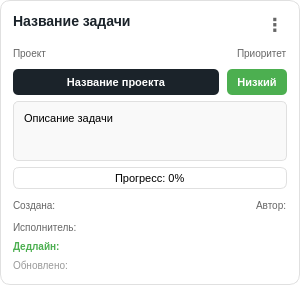
The window that ui/my_tasks/task_card.ui (lerakaplich/TaskPlanner2) describes before a commit, drawn with Qt 5.
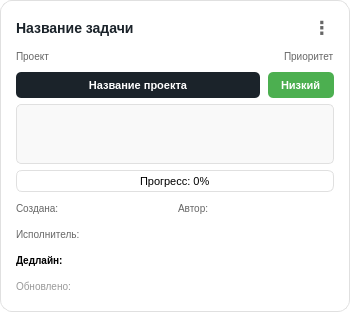
The same window after the commit.

Patch:
```diff
--- a/ui/my_tasks/task_card.ui
+++ b/ui/my_tasks/task_card.ui
@@ -6,8 +6,8 @@
    <rect>
     <x>0</x>
     <y>0</y>
-    <width>300</width>
-    <height>200</height>
+    <width>350</width>
+    <height>312</height>
    </rect>
   </property>
   <property name="sizePolicy">
@@ -18,32 +18,29 @@
   </property>
   <property name="minimumSize">
    <size>
-    <width>280</width>
+    <width>350</width>
     <height>0</height>
    </size>
   </property>
   <property name="maximumSize">
    <size>
-    <width>320</width>
+    <width>350</width>
     <height>16777215</height>
    </size>
   </property>
   <property name="styleSheet">
    <string notr="true">QFrame#TaskCard {
     background-color: white;
-    border-radius: 10px;
+    border-radius: 12px;
     border: 1px solid #E0E0E0;
-    padding: 12px;
+    padding: 15px;
 }
 QFrame#TaskCard:hover {
     border: 2px solid #D22730;
 }</string>
   </property>
   <property name="frameShape">
-   <enum>QFrame::Shape::StyledPanel</enum>
-  </property>
-  <property name="frameShadow">
-   <enum>QFrame::Shadow::Raised</enum>
+   <enum>QFrame::NoFrame</enum>
   </property>
   <layout class="QVBoxLayout" name="verticalLayout">
    <property name="spacing">
@@ -76,14 +73,12 @@
     font-size: 14px;
     font-weight: bold;
     color: #1B232A;
+ border: none;
 }</string>
        </property>
        <property name="text">
         <string>Название задачи</string>
        </property>
-       <property name="alignment">
-        <set>Qt::AlignmentFlag::AlignLeading|Qt::AlignmentFlag::AlignLeft|Qt::AlignmentFlag::AlignTop</set>
-       </property>
        <property name="wordWrap">
         <bool>true</bool>
        </property>
@@ -110,6 +105,7 @@
     color: #666;
     font-size: 18px;
     font-weight: bold;
+ border: none;
 }
 QPushButton:hover {
     color: #D22730;
@@ -126,10 +122,23 @@
     <layout class="QHBoxLayout" name="labelsLayout">
      <item>
       <widget class="QLabel" name="projectLabel">
+       <property name="minimumSize">
+        <size>
+         <width>0</width>
+         <height>20</height>
+        </size>
+       </property>
+       <property name="maximumSize">
+        <size>
+         <width>16777215</width>
+         <height>20</height>
+        </size>
+       </property>
        <property name="styleSheet">
         <string notr="true">QLabel {
     font-size: 10px;
     color: #666;
+ border: none;
 }</string>
        </property>
        <property name="text">
@@ -152,10 +161,23 @@
      </item>
      <item>
       <widget class="QLabel" name="priorityLabel">
+       <property name="minimumSize">
+        <size>
+         <width>0</width>
+         <height>20</height>
+        </size>
+       </property>
+       <property name="maximumSize">
+        <size>
+         <width>16777215</width>
+         <height>20</height>
+        </size>
+       </property>
        <property name="styleSheet">
         <string notr="true">QLabel {
     font-size: 10px;
     color: #666;
+ border: none;
 }</string>
        </property>
        <property name="text">
@@ -248,9 +270,6 @@
        <property name="text">
         <string>Низкий</string>
        </property>
-       <property name="alignment">
-        <set>Qt::AlignmentFlag::AlignCenter</set>
-       </property>
       </widget>
      </item>
     </layout>
@@ -284,16 +303,6 @@
      <property name="readOnly">
       <bool>true</bool>
      </property>
-     <property name="html">
-      <string>&lt;!DOCTYPE HTML PUBLIC &quot;-//W3C//DTD HTML 4.0//EN&quot; &quot;http://www.w3.org/TR/REC-html40/strict.dtd&quot;&gt;
-&lt;html&gt;&lt;head&gt;&lt;meta name=&quot;qrichtext&quot; content=&quot;1&quot; /&gt;&lt;meta charset=&quot;utf-8&quot; /&gt;&lt;style type=&quot;text/css&quot;&gt;
-p, li { white-space: pre-wrap; }
-hr { height: 1px; border-width: 0; }
-li.unchecked::marker { content: &quot;\2610&quot;; }
-li.checked::marker { content: &quot;\2612&quot;; }
-&lt;/style&gt;&lt;/head&gt;&lt;body style=&quot; font-family:'Segoe UI'; font-size:11px; font-weight:400; font-style:normal;&quot;&gt;
-&lt;p style=&quot; margin-top:0px; margin-bottom:0px; margin-left:0px; margin-right:0px; -qt-block-indent:0; text-indent:0px;&quot;&gt;Описание задачи&lt;/p&gt;&lt;/body&gt;&lt;/html&gt;</string>
-     </property>
     </widget>
    </item>
    <item>
@@ -349,10 +358,23 @@
     <layout class="QHBoxLayout" name="createdLayout">
      <item>
       <widget class="QLabel" name="createdLabel">
+       <property name="minimumSize">
+        <size>
+         <width>0</width>
+         <height>20</height>
+        </size>
+       </property>
+       <property name="maximumSize">
+        <size>
+         <width>16777215</width>
+         <height>20</height>
+        </size>
+       </property>
        <property name="styleSheet">
         <string notr="true">QLabel {
     font-size: 10px;
     color: #666;
+border: none;
 }</string>
        </property>
        <property name="text">
@@ -360,25 +382,25 @@
        </property>
       </widget>
      </item>
-     <item>
-      <spacer name="horizontalSpacer_3">
-       <property name="orientation">
-        <enum>Qt::Orientation::Horizontal</enum>
-       </property>
-       <property name="sizeHint" stdset="0">
-        <size>
-         <width>40</width>
-         <height>20</height>
-        </size>
-       </property>
-      </spacer>
-     </item>
      <item>
       <widget class="QLabel" name="authorLabel">
+       <property name="minimumSize">
+        <size>
+         <width>0</width>
+         <height>20</height>
+        </size>
+       </property>
+       <property name="maximumSize">
+        <size>
+         <width>16777215</width>
+         <height>20</height>
+        </size>
+       </property>
        <property name="styleSheet">
         <string notr="true">QLabel {
     font-size: 10px;
     color: #666;
+border: none;
 }</string>
        </property>
        <property name="text">
@@ -394,6 +416,7 @@
       <string notr="true">QLabel {
     font-size: 10px;
     color: #666;
+ border: none;
 }</string>
      </property>
      <property name="text">
@@ -406,8 +429,8 @@
      <property name="styleSheet">
       <string notr="true">QLabel {
     font-size: 10px;
-    color: #4CAF50;
     font-weight: bold;
+ border: none;
 }</string>
      </property>
      <property name="text">
@@ -421,6 +444,7 @@
       <string notr="true">QLabel {
     font-size: 10px;
     color: #999;
+ border: none;
 }</string>
      </property>
      <property name="text">
```
Left out of the diff: 22 changed lines with no effect on the pictures.
